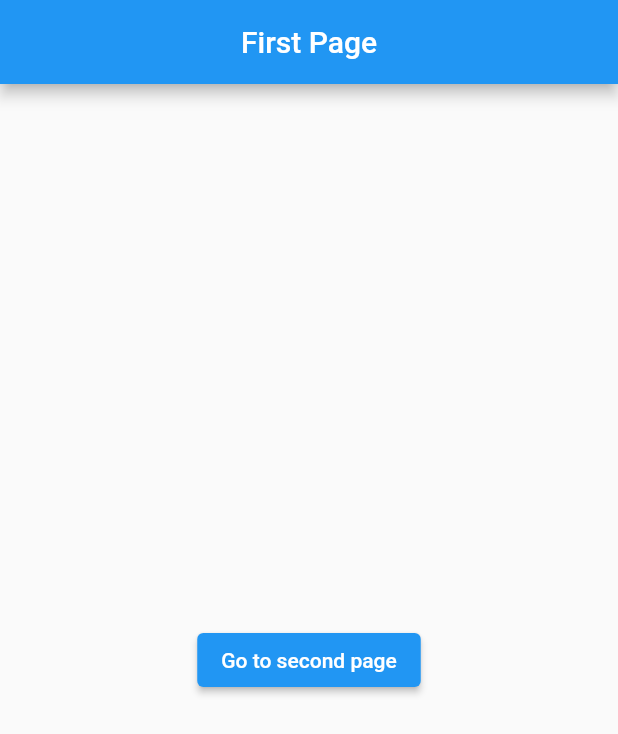
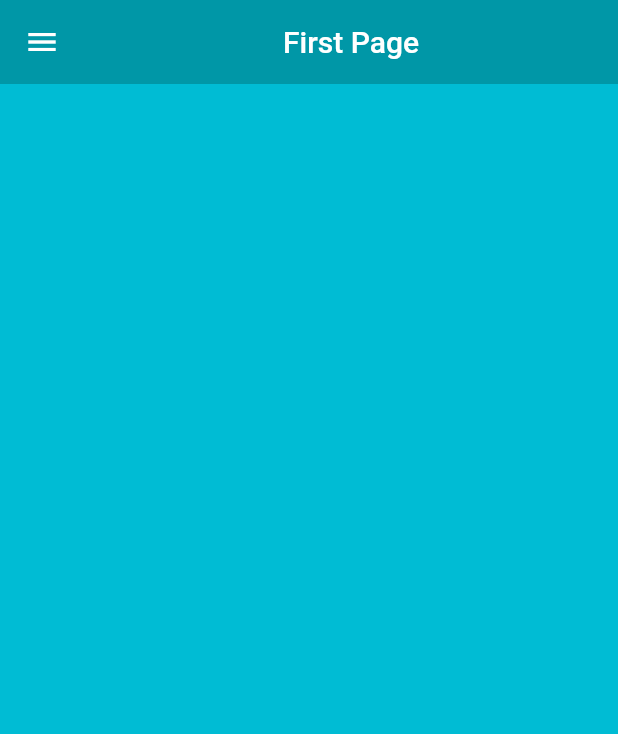
Before and after one commit to Balint90/basic_widgets, a Flutter app: the screen it shows after launch, on a phone screen of 412 x 824 dp. Shown: the top 734 px of the screen. Run offline on Flutter 3.47's test engine with Material 2 defaults, Android fonts, the phone set to English and light mode, and no system bars.

```diff
--- a/lib/main.dart
+++ b/lib/main.dart
@@ -1,5 +1,7 @@
 import 'package:basic_widgets/pages/first_page.dart';
+import 'package:basic_widgets/pages/home.dart';
 import 'package:basic_widgets/pages/second_page.dart';
+import 'package:basic_widgets/pages/settings.dart';
 import 'package:flutter/material.dart';
 
 void main() {
@@ -21,6 +23,8 @@ class MyApp extends StatelessWidget {
       routes: {
         '/firstpage': (context) => FirstPage(),
         '/secondpage': (context) => SecondPage(),
+        '/home': (context) => Home(),
+        '/settings': (context) => Settings(),
       },
     );
   }
--- a/lib/pages/first_page.dart
+++ b/lib/pages/first_page.dart
@@ -7,16 +7,43 @@ class FirstPage extends StatelessWidget {
   @override
   Widget build(BuildContext context) {
     return Scaffold(
-        appBar: AppBar(
-          title: Center(child: Text('First Page')),
+      backgroundColor: Colors.cyan,
+      appBar: AppBar(
+        backgroundColor: Colors.cyan[700],
+        elevation: 0,
+        title: Center(child: Text('First Page')),
+      ),
+      drawer: Drawer(
+        backgroundColor: Colors.amber,
+        child: Column(
+          children: [
+            DrawerHeader(
+              child: Icon(
+                Icons.favorite,
+                size: 48,
+              ),
+            ),
+            ListTile(
+              leading: Icon(Icons.home),
+              title: Text('H O M E'),
+              onTap: () {
+                //pop the drawer
+                Navigator.pop(context);
+                //navigate to home
+                Navigator.pushNamed(context, '/home');
+              },
+            ),
+            ListTile(
+              leading: Icon(Icons.settings),
+              title: Text('S E T T I N G S'),
+              onTap: () {
+                Navigator.pop(context);
+                Navigator.pushNamed(context, '/settings');
+              },
+            ),
+          ],
         ),
-        body: Center(
-          child: ElevatedButton(
-            child: Text("Go to second page"),
-            onPressed: () {
-              Navigator.pushNamed(context, '/secondpage');
-            },
-          ),
-        ));
+      ),
+    );
   }
 }
```
Also changed, not shown: lib/pages/home.dart (added, +16 -0 lines), lib/pages/settings.dart (added, +16 -0 lines).
